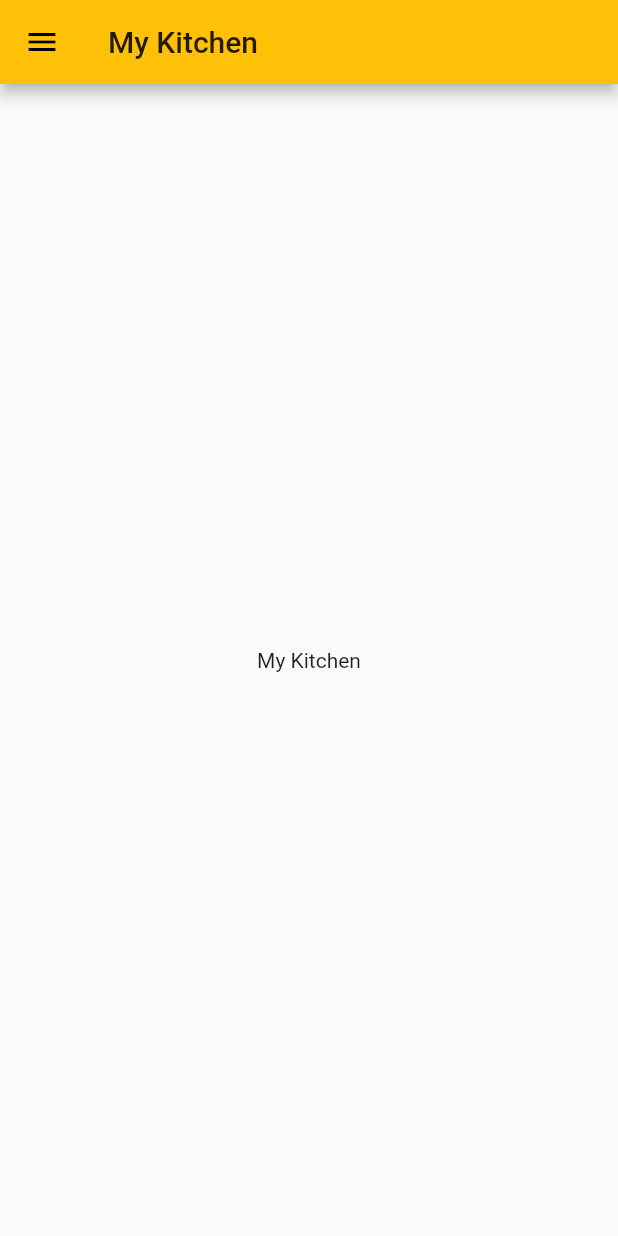
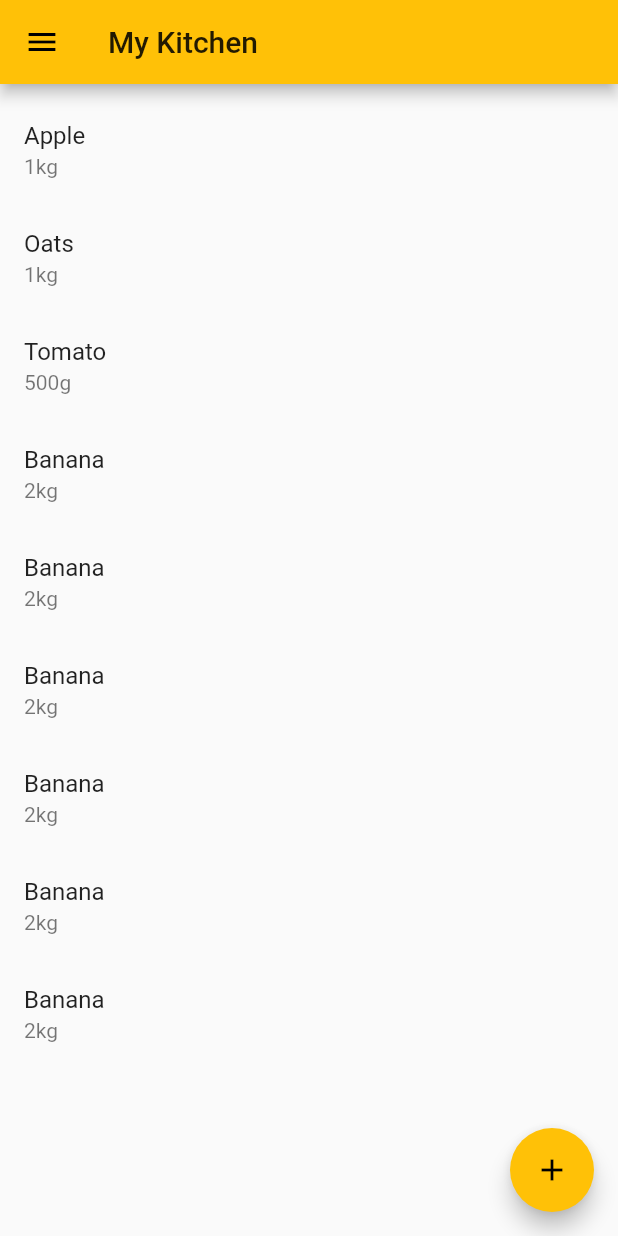
Before and after one commit to Ywhire/app, a Flutter app: the MyKitchenPage screen opened by its route, on a phone screen of 412 x 824 dp. Run offline on Flutter 3.47's test engine with Material 2 defaults, Android fonts, the phone set to English and light mode, and no system bars; our stand-ins replace flutter_vector_icons, table_calendar.

```diff
--- a/lib/buttons.dart
+++ b/lib/buttons.dart
@@ -1,17 +1,11 @@
 import 'package:flutter/material.dart';
 import 'package:flutter/foundation.dart';
-import 'package:app/module/home/homePage.dart';
 
 class PlusButton extends StatelessWidget {
   @override
   Widget build(BuildContext context) {
     return ElevatedButton(
-      onPressed: () {
-        Navigator.push(
-          context,
-          MaterialPageRoute(builder: (context) => NavigatorMeals()),
-        );
-      },
+      onPressed: () {},
       child: Icon(Icons.add, color: Colors.white),
       style: ElevatedButton.styleFrom(
         shape: CircleBorder(),
--- a/lib/module/home/homePage.dart
+++ b/lib/module/home/homePage.dart
@@ -43,6 +43,7 @@ class HomePage extends StatelessWidget {
   }
 }
 
+
 class NavigatorMeals extends StatelessWidget {
   @override
   Widget build(BuildContext context) {
--- /dev/null
+++ b/lib/module/mykitchen/add_stock_item.dart
@@ -0,0 +1,13 @@
+import 'package:flutter/material.dart';
+
+class AddStockItem extends StatelessWidget {
+
+  @override
+  Widget build(BuildContext context) {
+    return new Scaffold(
+        appBar: AppBar(
+          title: Text("Add Items to Kitchen"),
+        ),
+        body: Center(child: Text("Add")));
+  }
+}
--- a/lib/module/mykitchen/my_kitchen_page.dart
+++ b/lib/module/mykitchen/my_kitchen_page.dart
@@ -1,5 +1,7 @@
 import 'package:flutter/material.dart';
 import 'package:app/widget/drawer.dart';
+import 'package:app/module/mykitchen/add_stock_item.dart';
+import 'package:app/module/mykitchen/stock_data.dart';
 
 class MyKitchenPage extends StatelessWidget {
   static const String routeName = '/mykitchen';
@@ -7,10 +9,51 @@ class MyKitchenPage extends StatelessWidget {
   @override
   Widget build(BuildContext context) {
     return new Scaffold(
-        appBar: AppBar(
-          title: Text("My Kitchen"),
-        ),
-        drawer: SideDrawer(),
-        body: Center(child: Text("My Kitchen")));
+      appBar: AppBar(
+        title: Text("My Kitchen"),
+      ),
+      drawer: SideDrawer(),
+      body: StockList(mystock),
+      floatingActionButton: FloatingActionButton(
+        onPressed: () {
+          Navigator.push(
+            context,
+            MaterialPageRoute(builder: (context) => AddStockItem()),
+          );
+        },
+        child: const Icon(Icons.add),
+        backgroundColor: Colors.amber,
+      ),
+    );
   }
 }
+
+class StockList extends StatelessWidget {
+
+  final List<Stock> _mystock;
+
+  StockList(this._mystock);
+
+  @override
+  Widget build(BuildContext context) {
+    return ListView(
+        padding: EdgeInsets.symmetric(vertical: 8),
+        children: _buildStockList()
+    );
+  }
+
+  List<_StockListItem> _buildStockList() {
+    return _mystock.map((Stock) => _StockListItem(Stock))
+        .toList();
+  }
+
+}
+
+class _StockListItem extends ListTile {
+
+  _StockListItem(Stock stock) :
+        super(
+          title: Text(stock.ingredientname),
+          subtitle: Text(stock.ingredientamount)
+      );
+}
--- /dev/null
+++ b/lib/module/mykitchen/stock_data.dart
@@ -0,0 +1,45 @@
+class Stock {
+  final String ingredientname;
+  final String ingredientamount;
+
+  const Stock({this.ingredientname, this.ingredientamount});
+}
+
+const mystock = <Stock>[
+  Stock(
+      ingredientname: 'Apple',
+      ingredientamount: '1kg'
+  ),
+  Stock(
+      ingredientname: 'Oats',
+      ingredientamount: '1kg'
+  ),
+  Stock(
+      ingredientname: 'Tomato',
+      ingredientamount: '500g'
+  ),
+  Stock(
+      ingredientname: 'Banana',
+      ingredientamount: '2kg'
+  ),
+  Stock(
+      ingredientname: 'Banana',
+      ingredientamount: '2kg'
+  ),
+  Stock(
+      ingredientname: 'Banana',
+      ingredientamount: '2kg'
+  ),
+  Stock(
+      ingredientname: 'Banana',
+      ingredientamount: '2kg'
+  ),
+  Stock(
+      ingredientname: 'Banana',
+      ingredientamount: '2kg'
+  ),
+  Stock(
+      ingredientname: 'Banana',
+      ingredientamount: '2kg'
+  ),
+];
```
